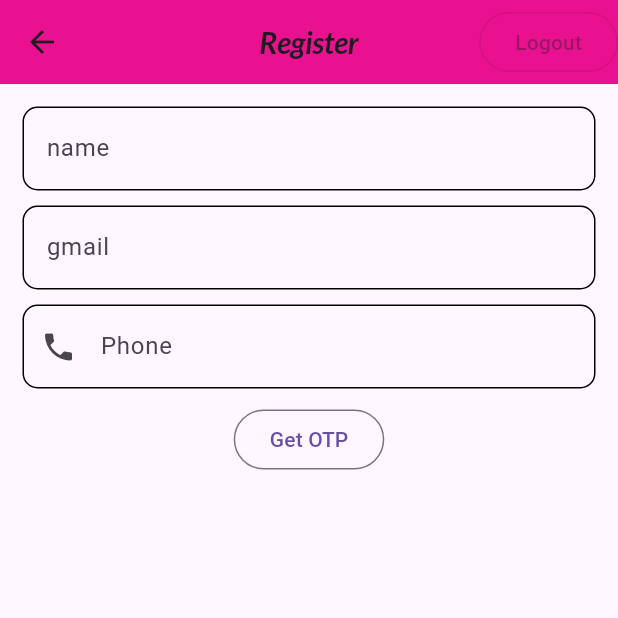
After one commit to nazmullhossain/retinasoft, a Flutter app: the screen it shows after launch, after a tap on "Create an Account", on a phone screen of 412 x 824 dp, the top half of it. The commit adds this screen. Run offline on Flutter 3.47's test engine with Material 3 defaults, Android fonts, the phone set to English and light mode, and no system bars; our stand-ins replace carousel_slider, curved_navigation_bar, fluttertoast, get, google_fonts and 2 more; missing offline and left inert: dart:ffi; network calls fail.

Commit message:
register issue solved

```diff
--- a/lib/conroller/public_controller.dart
+++ b/lib/conroller/public_controller.dart
@@ -3,6 +3,9 @@ import 'dart:async';
 import 'package:flutter/cupertino.dart';
 import 'package:flutter/foundation.dart';
 import 'package:get/get.dart';
+import 'package:get/get_rx/get_rx.dart';
+import 'package:get/get_rx/src/rx_types/rx_types.dart';
+import 'package:get/state_manager.dart';
 import 'package:retinasoft/model/business_type_model.dart';
 import 'package:shared_preferences/shared_preferences.dart';
 
@@ -19,7 +22,11 @@ class PublicController extends GetxController {
   Rx<BusinessTypeModel> businessTypeModel = BusinessTypeModel().obs;
   final hidePassword = true.obs;
   var textEditingController = TextEditingController().obs;
+  var idController = TextEditingController().obs;
+  int i=0 ;
   String token = "";
+  int id=0;
+
 
   @override
   void onInit() {
@@ -44,6 +51,8 @@ class PublicController extends GetxController {
   getToken() async {
     SharedPreferences prefs = await SharedPreferences.getInstance();
     token = await prefs.getString("token") ?? "";
+    // id=await prefs.getInt("id")??0;
+
     print(token);
     update();
   }
--- a/lib/model/business_type_model.dart
+++ b/lib/model/business_type_model.dart
@@ -1,5 +1,5 @@
 import 'dart:convert';
-
+import 'package:flutter/material.dart';
 BusinessTypeModel customerModelFromJson(String str) =>
     BusinessTypeModel.fromJson(json.decode(str));
 class BusinessTypeModel {
--- a/lib/pages/customer_pages.dart
+++ b/lib/pages/customer_pages.dart
@@ -42,12 +42,11 @@ class _CustomerPagesState extends State<CustomerPages> {
     _streamController.close();
     timer!.cancel();
   }
-
-  Timer? time;
   @override
   void initState() {
     // TODO: implement initState
     super.initState();
+    PublicController.pc.getToken();
     timer = Timer.periodic(Duration(seconds: 1), (timer) {
       getCustomerData();
     });
@@ -87,6 +86,7 @@ class _CustomerPagesState extends State<CustomerPages> {
       body: StreamBuilder<CustomerModel>(
           stream: _streamController.stream,
           builder: (context, snap) {
+
             if (snap.hasData) {
               return CustomerData(snap);
             }
--- a/lib/pages/home_pages.dart
+++ b/lib/pages/home_pages.dart
@@ -1,6 +1,7 @@
 import 'package:flutter/material.dart';
 import 'package:retinasoft/widget/app_bar_widget.dart';
 
+import '../widget/drawer_widget.dart';
 import '../widget/gridview_widget.dart';
 import '../widget/slider_widget.dart';
 
@@ -11,6 +12,7 @@ class HomePages extends StatelessWidget {
   Widget build(BuildContext context) {
     return Scaffold(
       appBar: AppBarWidget(titleName: "Home",),
+      drawer: DrawerWidget(),
 
       body: _bodyUi(),
 
--- a/lib/pages/login_pages.dart
+++ b/lib/pages/login_pages.dart
@@ -3,6 +3,7 @@ import 'package:flutter/material.dart';
 import 'package:get/get.dart';
 import 'package:get/get_core/src/get_main.dart';
 import 'package:google_fonts/google_fonts.dart';
+import 'package:retinasoft/pages/register_pages.dart';
 import 'package:retinasoft/varriables/config.dart';
 
 import '../conroller/api_helper.dart';
@@ -23,8 +24,7 @@ class LoginPages extends StatefulWidget {
 
 class _LoginPagesState extends State<LoginPages> {
   final controller = Get.put(PublicController());
-  ApiHelper apiHelper=ApiHelper();
-
+  ApiHelper apiHelper = ApiHelper();
 
   bool _isLoggingIn = false;
   @override
@@ -33,57 +33,71 @@ class _LoginPagesState extends State<LoginPages> {
     super.dispose();
     controller.textEditingController;
   }
+
   @override
   Widget build(BuildContext context) {
-
     return Scaffold(
-      appBar: AppBarWidget(titleName: 'Login',),
-
-      body: GetBuilder<PublicController>(
-
-        builder: (pc) {
-          if(controller.size.value<=0.0) controller.initApp(context);
+      appBar: AppBarWidget(
+        titleName: 'Login',
+      ),
+      body: GetBuilder<PublicController>(builder: (pc) {
+        if (controller.size.value <= 0.0) controller.initApp(context);
         return SingleChildScrollView(
           child: Padding(
             padding: const EdgeInsets.all(15.0),
             child: Column(
-
               children: [
-                  SizedBox(height: dSize(.01),),
-                  TextFieldWidget(controller:   controller.textEditingController.value,),
-                  SizedBox(height: dSize(.01),),
-                  OutlinedButton(onPressed: ()async{
-                    if(controller.textEditingController.value.text.isNotEmpty){
+                SizedBox(
+                  height: dSize(.01),
+                ),
+                TextFieldWidget(
+                  controller: controller.textEditingController.value,
+                ),
+                SizedBox(
+                  height: dSize(.01),
+                ),
+                OutlinedButton(
+                    onPressed: () async {
+                      if (controller
+                          .textEditingController.value.text.isNotEmpty) {
                         setState(() {
                           _isLoggingIn = true;
                         });
-                      await Future.delayed(Duration(seconds: 3)); // Simulate a 3-second delay
-                    await  apiHelper.sendOtp(context, controller.textEditingController.value.text.trim());
-                      Navigator.push(context, MaterialPageRoute(builder: (_)=>OtpPages()));
+                        await Future.delayed(
+                            Duration(seconds: 3)); // Simulate a 3-second delay
+                        await apiHelper.sendOtp(context,
+                            controller.textEditingController.value.text.trim());
+                        Navigator.push(context,
+                            MaterialPageRoute(builder: (_) => OtpPages()));
 
                         setState(() {
                           _isLoggingIn = false;
                         });
-
-                    }else{
-                      LoaderWidget.warningSnackBar(title: "Required*", message: "Please enter all field");
+                      } else {
+                        LoaderWidget.warningSnackBar(
+                            title: "Required*",
+                            message: "Please enter all field");
                       }
-
-
-
-
-                  }, child: _isLoggingIn?Center(child: CircularProgressIndicator(),): Text("Get OTP"))
-
-
-
-
-
+                    },
+                    child: _isLoggingIn
+                        ? const Center(
+                            child: CircularProgressIndicator(),
+                          )
+                        : Text("Get OTP")),
+                SizedBox(
+                  height: dSize(0.02),
+                ),
+                OutlinedButton(
+                    onPressed: () {
+                      Navigator.push(context,
+                          MaterialPageRoute(builder: (_) => RegisterPages()));
+                    },
+                    child: Text("Create an Account"))
               ],
             ),
           ),
         );
-        }
-      ),
+      }),
     );
   }
 }
--- /dev/null
+++ b/lib/pages/register_pages.dart
@@ -0,0 +1,83 @@
+import 'package:flutter/material.dart';
+import 'package:retinasoft/widget/app_bar_widget.dart';
+import 'package:retinasoft/widget/text_field_widget.dart';
+
+import '../conroller/api_helper.dart';
+import '../widget/input_decration_widget.dart';
+import '../widget/loader_widget.dart';
+
+class RegisterPages extends StatefulWidget {
+  const RegisterPages({super.key});
+
+  @override
+  State<RegisterPages> createState() => _RegisterPagesState();
+}
+
+class _RegisterPagesState extends State<RegisterPages> {
+  TextEditingController name = TextEditingController();
+  TextEditingController gmail = TextEditingController();
+  TextEditingController phone = TextEditingController();
+  ApiHelper apiHelper = ApiHelper();
+  bool _isLoggingIn = false;
+  @override
+  void dispose() {
+    // TODO: implement dispose
+    super.dispose();
+    name.dispose();
+    gmail.dispose();
+    phone.dispose();
+  }
+
+  @override
+  Widget build(BuildContext context) {
+    return Scaffold(
+      appBar: AppBarWidget(titleName: "Register"),
+      body: SingleChildScrollView(
+        child: Padding(
+          padding: const EdgeInsets.all(15.0),
+          child: Column(
+            children: [
+              TextFieldWidgett(controller: name, hinText: "name"),
+              SizedBox(
+                height: 10,
+              ),
+              TextFieldWidgett(controller: gmail, hinText: "gmail"),
+              SizedBox(
+                height: 10,
+              ),
+              TextFieldWidget(
+                controller: phone,
+              ),
+              SizedBox(
+                height: 10,
+              ),
+              OutlinedButton(
+                  onPressed: () async {
+                    setState(() {
+                      _isLoggingIn = true;
+                    });
+                    if (name.text.isNotEmpty &&
+                        gmail.text.isNotEmpty &&
+                        phone.text.isNotEmpty) {
+                      await apiHelper.signUp(
+                          phone.text, gmail.text, name.text, context);
+                      setState(() {
+                        _isLoggingIn = false;
+                      });
+                    } else {
+                      LoaderWidget.warningSnackBar(
+                          title: "Hi,*", message: "Requried all field");
+                    }
+                  },
+                  child: _isLoggingIn
+                      ? const Center(
+                          child: CircularProgressIndicator(),
+                        )
+                      : Text("Get OTP"))
+            ],
+          ),
+        ),
+      ),
+    );
+  }
+}
--- a/lib/widget/app_bar_widget.dart
+++ b/lib/widget/app_bar_widget.dart
@@ -4,8 +4,9 @@ import 'package:google_fonts/google_fonts.dart';
 import '../varriables/color_variable.dart';
 
 class AppBarWidget extends StatelessWidget  implements PreferredSizeWidget{
- const  AppBarWidget({super.key,required this.titleName});
+   AppBarWidget({super.key,required this.titleName,this.onTap});
  final String titleName;
+ VoidCallback? onTap;
 
   @override
   Widget build(BuildContext context) {
@@ -18,6 +19,9 @@ class AppBarWidget extends StatelessWidget  implements PreferredSizeWidget{
         fontWeight: FontWeight.w700,
         fontStyle: FontStyle.italic,
       ) ,),
+      actions: [
+        OutlinedButton(onPressed: onTap, child: Text("Logout"))
+      ]
     );
   }
  @override
--- a/lib/widget/text_field_widget.dart
+++ b/lib/widget/text_field_widget.dart
@@ -13,7 +13,12 @@ class TextFieldWidgett extends StatelessWidget {
           hintText: hinText,
           focusedBorder: OutlineInputBorder(
             borderRadius: BorderRadius.circular(10),
-          )),
+          ),
+        enabledBorder: OutlineInputBorder(
+          borderRadius: BorderRadius.circular(10),
+        ),
+
+      ),
     );
   }
 }
```
Also changed, not shown: lib/conroller/api_helper.dart (+123 -15 lines), lib/model/profile_model.dart (added, +89 -0 lines), lib/pages/otp_pages.dart (+8 -5 lines), lib/pages/profile_pages.dart (added, +130 -0 lines), lib/pages/signup_otp_pages.dart (added, +66 -0 lines), lib/widget/drawer_widget.dart (added, +95 -0 lines), images/profile.jpg (added), 2 other files. Lines whose indentation alone changed are shown as unchanged.
